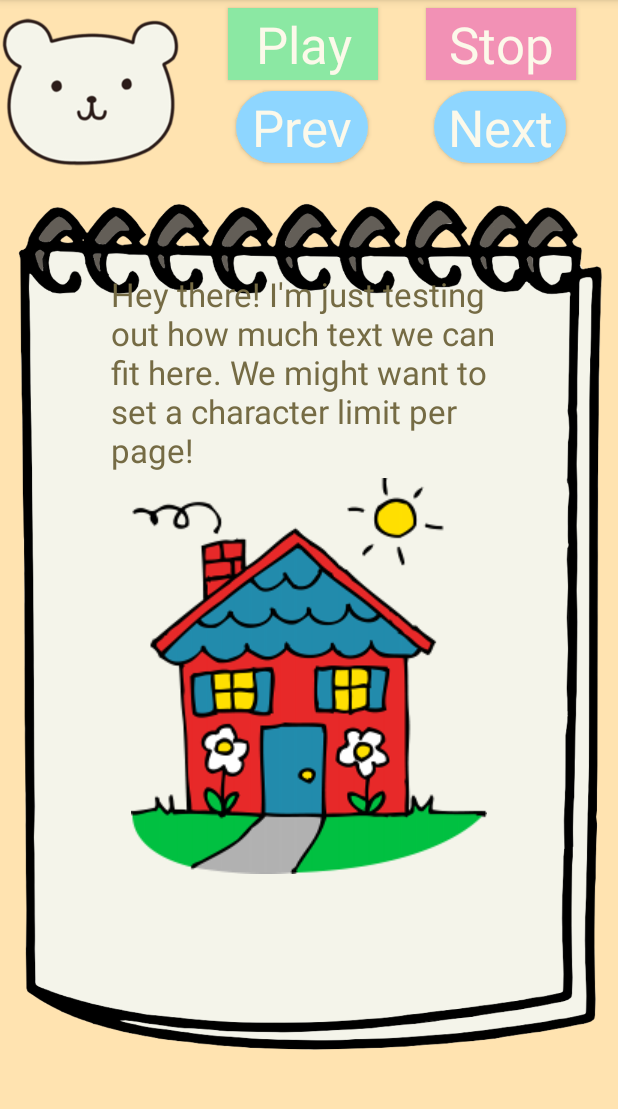
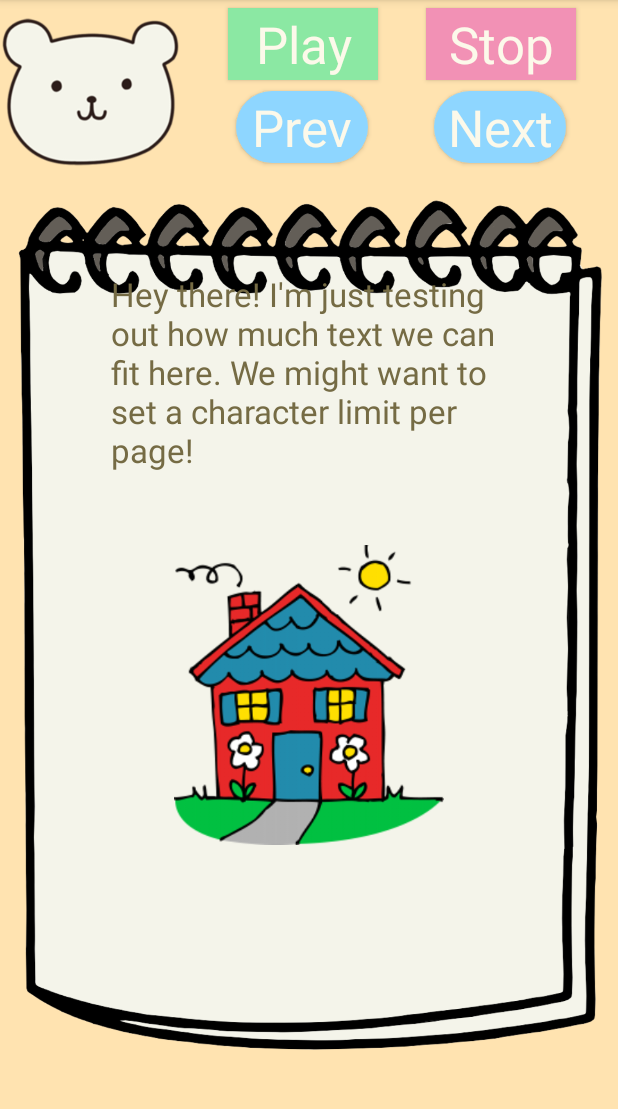
Before and after one commit to abigailduff98/CMSC436FinalProject, an Android app: the ReaderActivity screen opened directly, with no data from a screen before it, on a phone screen of 412 x 824 dp, the part 84-1193 px from its top. Run offline under Robolectric (Android 15) with nearby library versions, the phone set to English and light mode, and no system bars; our stand-ins replace Firebase (no records; nobody signed in at launch, a user with empty details on screens opened directly); 3 statements that could not run were skipped.

Commit message:
changed house picture position/size

```diff
--- a/app/src/main/res/layout/reader_page.xml
+++ b/app/src/main/res/layout/reader_page.xml
@@ -94,13 +94,13 @@
 
     <ImageView
         android:id="@+id/imageView3"
-        android:layout_width="264dp"
-        android:layout_height="264dp"
+        android:layout_width="200dp"
+        android:layout_height="200dp"
 
-        android:layout_alignLeft="@id/storyText"
+        android:layout_centerHorizontal="true"
 
         android:layout_below="@id/storyText"
-        android:layout_marginTop="5dp"
+        android:layout_marginTop="50dp"
         android:contentDescription="story image"
         android:src="@drawable/house2" />
 
```
